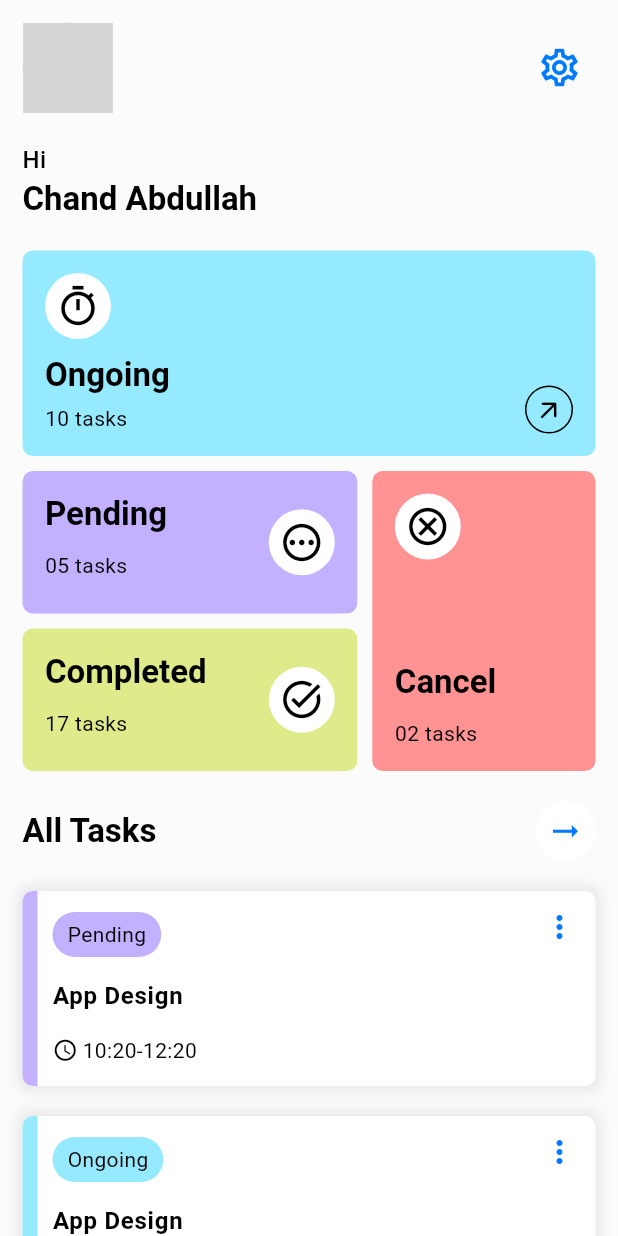
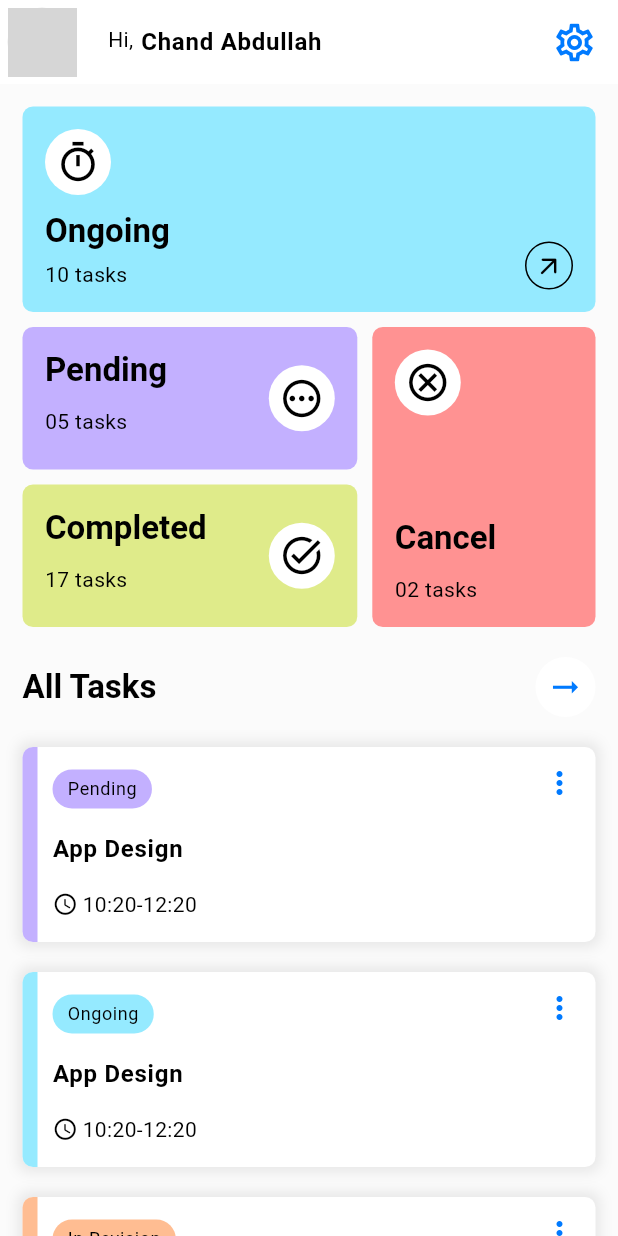
Before and after one commit to chandabdullah/task_manager_flutter_getx, a Flutter app: the screen it shows after launch, on a phone screen of 412 x 824 dp. Run offline on Flutter 3.47's test engine with Material 3 defaults, Android fonts, the phone set to English and light mode, and no system bars; our stand-ins replace flutter_screenutil, gap, get, get_storage; network calls fail; grey boxes are pictures that could not be loaded.

Commit message:
UI improvement

```diff
--- a/lib/app/data/values/app_colors.dart
+++ b/lib/app/data/values/app_colors.dart
@@ -6,6 +6,8 @@ class AppColors {
   static const Color completed = Color(0xFFdfeb8a);
   static const Color cancelled = Color(0xFFFF9292);
   static const Color inRevision = Color(0xFFffbd92);
+
+  static const Color textColor = Colors.black;
 
   static Color getColorByType(String type) {
     switch (type) {
--- a/lib/app/modules/home/views/home_view.dart
+++ b/lib/app/modules/home/views/home_view.dart
@@ -14,22 +14,34 @@ class HomeView extends GetView<HomeController> {
   @override
   Widget build(BuildContext context) {
     return Scaffold(
-      body: SafeArea(
-        child: SingleChildScrollView(
-          padding: const EdgeInsets.all(kPadding),
-          child: Column(
-            crossAxisAlignment: CrossAxisAlignment.start,
-            children: [
-              Row(
-                mainAxisAlignment: MainAxisAlignment.spaceBetween,
-                children: [
-                  CircleAvatar(
+      appBar: AppBar(
+        leading: Padding(
+          padding: const EdgeInsets.all(5),
+          child: CircleAvatar(
             radius: 30,
             backgroundColor: Get.theme.splashColor,
             backgroundImage: const NetworkImage(
               "https://firebasestorage.googleapis.com/v0/b/nextlevelsoftpk.appspot.com/o/Files%2Ffile-20240409072352625_OPj0A.jpeg?alt=media",
             ),
           ),
+        ),
+        centerTitle: false,
+        title: Row(
+          mainAxisSize: MainAxisSize.min,
+          crossAxisAlignment: CrossAxisAlignment.start,
+          children: [
+            Text(
+              "Hi,",
+              style: Get.textTheme.bodyMedium,
+            ),
+            const Gap(5),
+            Text(
+              "Chand Abdullah",
+              style: Get.textTheme.bodyLarge,
+            ),
+          ],
+        ),
+        actions: [
           IconButton(
             onPressed: () {},
             iconSize: 30,
@@ -37,18 +49,15 @@ class HomeView extends GetView<HomeController> {
               Icons.settings_outlined,
             ),
           ),
+          const Gap(5),
         ],
       ),
-              const Gap(20),
-              Text(
-                "Hi",
-                style: Get.textTheme.titleMedium,
-              ),
-              Text(
-                "Chand Abdullah",
-                style: Get.textTheme.titleLarge,
-              ),
-              const Gap(20),
+      body: SingleChildScrollView(
+        padding: const EdgeInsets.all(kPadding),
+        child: SafeArea(
+          child: Column(
+            crossAxisAlignment: CrossAxisAlignment.start,
+            children: [
               Container(
                 width: Get.width,
                 padding: const EdgeInsets.all(kPadding),
@@ -68,7 +77,7 @@ class HomeView extends GetView<HomeController> {
                       child: const Icon(
                         Icons.timer_outlined,
                         size: 30,
-                        color: Colors.black,
+                        color: AppColors.textColor,
                       ),
                     ),
                     const Gap(10),
@@ -82,14 +91,14 @@ class HomeView extends GetView<HomeController> {
                               Text(
                                 "Ongoing",
                                 style: Get.textTheme.titleLarge?.copyWith(
-                                  color: Colors.black,
+                                  color: AppColors.textColor,
                                 ),
                               ),
                               const Gap(5),
                               Text(
                                 "10 tasks",
                                 style: Get.textTheme.bodyMedium?.copyWith(
-                                  color: Colors.black,
+                                  color: AppColors.textColor,
                                 ),
                               ),
                             ],
@@ -100,12 +109,12 @@ class HomeView extends GetView<HomeController> {
                           decoration: BoxDecoration(
                             shape: BoxShape.circle,
                             border: Border.all(
-                              color: Colors.black,
+                              color: AppColors.textColor,
                             ),
                           ),
                           child: const Icon(
                             Icons.arrow_outward_rounded,
-                            color: Colors.black,
+                            color: AppColors.textColor,
                             size: 20,
                           ),
                         ),
@@ -142,7 +151,7 @@ class HomeView extends GetView<HomeController> {
                                           "Pending",
                                           style: Get.textTheme.titleLarge
                                               ?.copyWith(
-                                            color: Colors.black,
+                                            color: AppColors.textColor,
                                           ),
                                         ),
                                         const Gap(10),
@@ -150,7 +159,7 @@ class HomeView extends GetView<HomeController> {
                                           "05 tasks",
                                           style: Get.textTheme.bodyMedium
                                               ?.copyWith(
-                                            color: Colors.black,
+                                            color: AppColors.textColor,
                                           ),
                                         ),
                                       ],
@@ -166,7 +175,7 @@ class HomeView extends GetView<HomeController> {
                                     child: const Icon(
                                       Icons.pending_outlined,
                                       size: 30,
-                                      color: Colors.black,
+                                      color: AppColors.textColor,
                                     ),
                                   ),
                                 ],
@@ -193,7 +202,7 @@ class HomeView extends GetView<HomeController> {
                                           "Completed",
                                           style: Get.textTheme.titleLarge
                                               ?.copyWith(
-                                            color: Colors.black,
+                                            color: AppColors.textColor,
                                           ),
                                         ),
                                         const Gap(10),
@@ -201,7 +210,7 @@ class HomeView extends GetView<HomeController> {
                                           "17 tasks",
                                           style: Get.textTheme.bodyMedium
                                               ?.copyWith(
-                                            color: Colors.black,
+                                            color: AppColors.textColor,
                                           ),
                                         ),
                                       ],
@@ -217,7 +226,7 @@ class HomeView extends GetView<HomeController> {
                                     child: const Icon(
                                       Icons.task_alt_outlined,
                                       size: 30,
-                                      color: Colors.black,
+                                      color: AppColors.textColor,
                                     ),
                                   ),
                                 ],
@@ -248,7 +257,7 @@ class HomeView extends GetView<HomeController> {
                               child: const Icon(
                                 Icons.cancel_outlined,
                                 size: 30,
-                                color: Colors.black,
+                                color: AppColors.textColor,
                               ),
                             ),
                             const Spacer(),
@@ -258,14 +267,14 @@ class HomeView extends GetView<HomeController> {
                                 Text(
                                   "Cancel",
                                   style: Get.textTheme.titleLarge?.copyWith(
-                                    color: Colors.black,
+                                    color: AppColors.textColor,
                                   ),
                                 ),
                                 const Gap(10),
                                 Text(
                                   "02 tasks",
                                   style: Get.textTheme.bodyMedium?.copyWith(
-                                    color: Colors.black,
+                                    color: AppColors.textColor,
                                   ),
                                 ),
                               ],
@@ -357,6 +366,9 @@ class HomeView extends GetView<HomeController> {
                                 ),
                                 child: Text(
                                   item.replaceAll('-', ' ').capitalize ?? "",
+                                  style: Get.textTheme.bodySmall!.copyWith(
+                                    color: AppColors.textColor,
+                                  ),
                                 ),
                               ),
                               Text(
```
Lines whose indentation alone changed are shown as unchanged.
